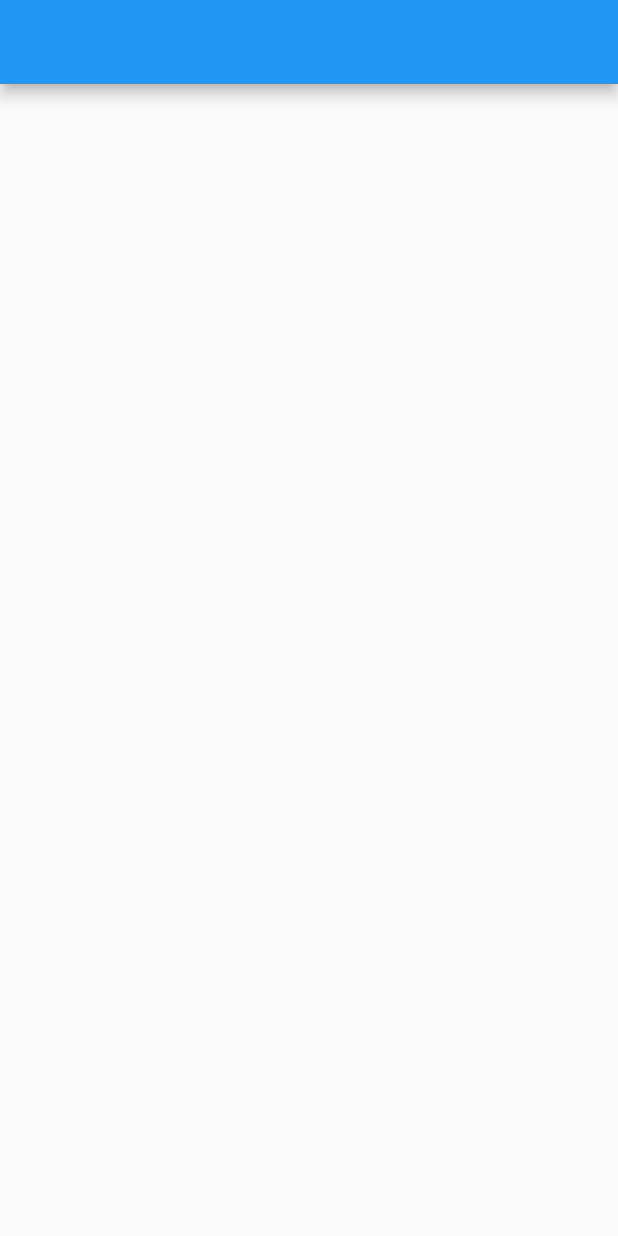
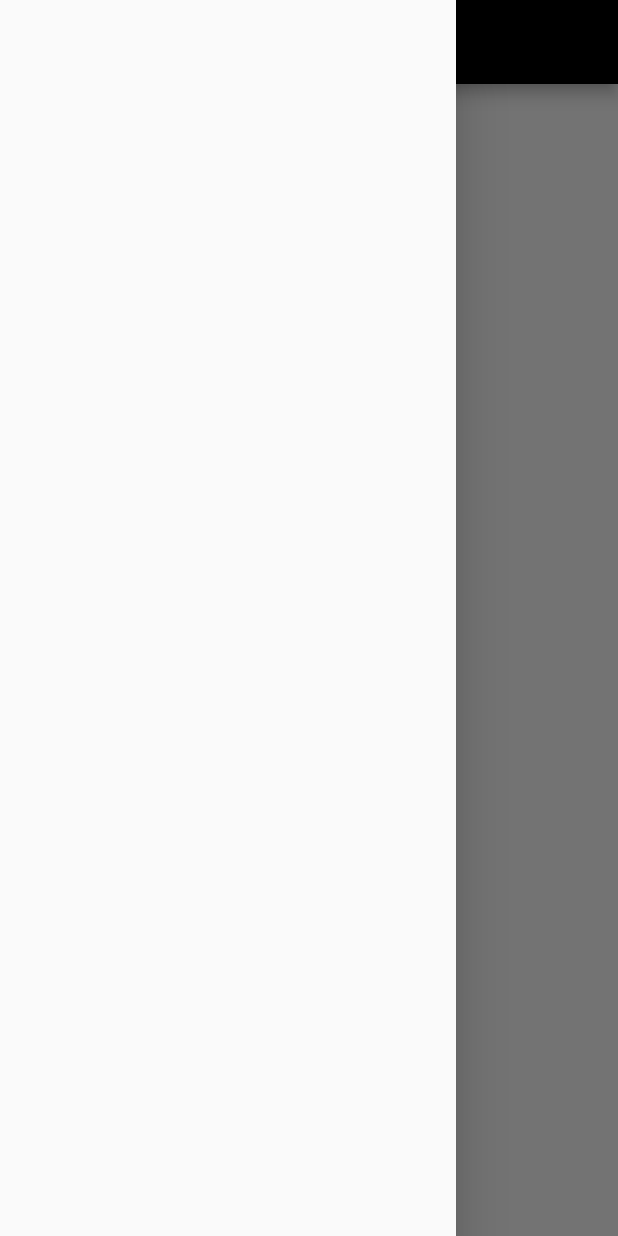
Before and after one commit to deyvissoneduardo/responsive_flutter, a Flutter app: the screen it shows after launch, with the side drawer open (before the commit the screen has no drawer), on a phone screen of 412 x 824 dp. Run offline on Flutter 3.47's test engine with Material 2 defaults, Android fonts, the phone set to English and light mode, and no system bars.

Commit message:
appbar responsive

```diff
--- a/lib/home/home_page.dart
+++ b/lib/home/home_page.dart
@@ -5,16 +5,75 @@ class HomePage extends StatelessWidget {
   Widget build(BuildContext context) {
     return LayoutBuilder(builder: (context, constraints) {
       /** pixels da tela */
-      print('lagura max: ${constraints.maxWidth}');
-      print('lagura min: ${constraints.minWidth}');
-      print('altura max: ${constraints.maxHeight}');
-      print('altura min: ${constraints.minHeight}');
+      // print('lagura max: ${constraints.maxWidth}');
+      // print('lagura min: ${constraints.minWidth}');
+      // print('altura max: ${constraints.maxHeight}');
+      // print('altura min: ${constraints.minHeight}');
       return Scaffold(
-        appBar: AppBar(
-          backgroundColor:
-              constraints.maxWidth >= 800 ? Colors.red : Colors.blue,
-        ),
+        appBar: constraints.maxWidth < 800
+            ? PreferredSize(
+                child: _appBarMobile(),
+                preferredSize: Size(double.infinity, 56))
+            : PreferredSize(
+                child: _appBarWeb(), preferredSize: Size(double.infinity, 56)),
+        drawer: Drawer(),
       );
     });
   }
+
+  Widget _imageLogo() {
+    return Center(
+      child: Row(
+        children: [Text('Flutter'), FlutterLogo()],
+      ),
+    );
+  }
+
+  Widget _appBarMobile() {
+    return AppBar(
+      backgroundColor: Colors.black,
+      title: Center(
+        child: _imageLogo(),
+      ),
+    );
+  }
+
+  Widget _appBarWeb() {
+    return AppBar(
+      backgroundColor: Colors.black87,
+      // toolbarHeight: 72,
+      title: Row(
+        children: [
+          _imageLogo(),
+          const SizedBox(
+            width: 32,
+          ),
+          Expanded(child: Container()),
+          Icon(Icons.shopping_cart_outlined),
+          const SizedBox(
+            width: 24,
+          ),
+          SizedBox(
+            height: 38,
+            child: OutlineButton(
+                child: Text('Login'),
+                textColor: Colors.white,
+                borderSide: BorderSide(color: Colors.white, width: 2),
+                onPressed: () {}),
+          ),
+          const SizedBox(
+            width: 8,
+          ),
+          SizedBox(
+            height: 40,
+            child: RaisedButton(
+                child: Text('Cadastre-se'),
+                color: Colors.white,
+                textColor: Colors.black,
+                onPressed: () {}),
+          )
+        ],
+      ),
+    );
+  }
 }
```
